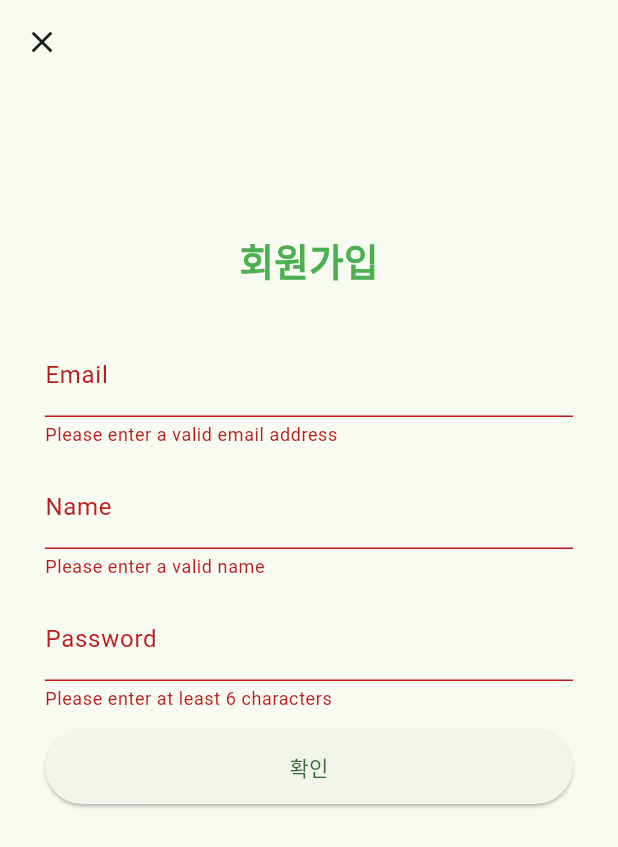
After one commit to HayeongShim/pineapple_tok, a Flutter app: the SignUpPage screen opened directly, after a tap on "확인", on a phone screen of 412 x 824 dp. The commit adds this screen. Shown: the top 847 px of the screen. Run offline on Flutter 3.47's test engine with Material 2 defaults, Android fonts, the phone set to English and light mode, and no system bars; our stand-ins replace cloud_firestore, firebase_auth, firebase_core, tuple; accounts and stored records are empty.

```diff
--- a/pineapple_talk/lib/login/account.dart
+++ b/pineapple_talk/lib/login/account.dart
@@ -1,3 +1,4 @@
+import 'package:cloud_firestore/cloud_firestore.dart';
 import 'package:firebase_auth/firebase_auth.dart';
 
 class Account {
@@ -25,4 +26,23 @@ class Account {
 
     return false;
   }
+
+  Future<bool> signup() async {
+    try {
+      UserCredential userCredential = await FirebaseAuth.instance.
+        createUserWithEmailAndPassword(email: email, password: pw);
+
+      if (userCredential.user != null) {
+        await FirebaseFirestore.instance.collection('user').doc('profile').
+          collection(userCredential.user!.uid).doc('data').set({
+            'name': name,
+            'photo': '',
+          });
+      }
+    } on FirebaseAuthException catch (e) {
+      print (e.message!);
+    }
+
+    return false;
+  }
 }
--- a/pineapple_talk/lib/login/login_page.dart
+++ b/pineapple_talk/lib/login/login_page.dart
@@ -1,6 +1,7 @@
 import 'package:flutter/material.dart';
 import 'package:pineapple_talk/main/main_page.dart';
 import 'package:pineapple_talk/login/account.dart';
+import 'package:pineapple_talk/login/signup_page.dart';
 
 class LoginPage extends StatelessWidget {
   @override
@@ -103,7 +104,7 @@ class LoginFormState extends State<LoginForm> {
                 },
                 decoration: InputDecoration(
                   filled: false,
-                  labelText: 'Username',
+                  labelText: 'Email',
                 ),
               ),
               SizedBox(height: 12.0),
@@ -140,13 +141,17 @@ class LoginFormState extends State<LoginForm> {
                         ),
                         minimumSize: Size(double.infinity, 50),
                       ),
-                      child: Text('LOG IN'),
+                      child: Text('로그인'),
                     ),
                   ),
                   SizedBox(width: 12.0),
                   Expanded(
                     child: ElevatedButton(
                       onPressed: () {
+                        Navigator.push(
+                          context,
+                          MaterialPageRoute(builder: (context) => SignUpPage()),
+                        );
                       },
                       style: ElevatedButton.styleFrom(
                         shape: RoundedRectangleBorder(
@@ -154,7 +159,7 @@ class LoginFormState extends State<LoginForm> {
                         ),
                         minimumSize: Size(double.infinity, 50),
                       ),
-                      child: Text('SIGN UP'),
+                      child: Text('회원가입'),
                     ),
                   ),
                 ]
--- /dev/null
+++ b/pineapple_talk/lib/login/signup_page.dart
@@ -0,0 +1,145 @@
+import 'package:flutter/material.dart';
+import 'package:pineapple_talk/login/account.dart';
+
+class SignUpPage extends StatelessWidget {
+  @override
+  Widget build(BuildContext context) {
+    return Scaffold(
+      appBar: AppBar(
+        title: Text(''),
+        backgroundColor: Colors.transparent,
+        leading: GestureDetector(
+          child: Icon(Icons.close),
+          onTap: () {
+            Navigator.pop(context);
+          },
+        ),
+      ),
+      body: Container (
+        color: Colors.white,
+        child: GestureDetector(
+          onTap: () {
+            FocusScope.of(context).unfocus();
+          },
+          child: SignUpScreen(),
+        )
+      )
+    );
+  }
+}
+
+class SignUpScreen extends StatefulWidget {
+  @override
+  SignUpScreenState createState() => SignUpScreenState();
+}
+
+class SignUpScreenState extends State<SignUpScreen> {
+  final _formKey = GlobalKey<FormState>();
+  Account account = Account();
+
+  bool _tryValidation(){
+    final isValid = _formKey.currentState!.validate();
+    if (isValid){
+      _formKey.currentState!.save();
+    }
+    return isValid;
+  }
+
+  Future<bool> _signup(BuildContext context, Account account) async {
+    bool isValid = await account.signup();
+    print ("kkkkk");
+    return true;
+  }
+
+  @override
+  Widget build(BuildContext context) {
+    return Scaffold(
+      body: Padding(
+        padding: EdgeInsets.symmetric(horizontal: 30.0),
+        child: Form (
+          key: _formKey,
+          child: Column (
+            children: [
+              SizedBox(height: 100.0),
+              Text(
+                '회원가입',
+                style: TextStyle(
+                  fontWeight: FontWeight.bold,
+                  fontSize: 25,
+                  color: Colors.green,
+                )
+              ),
+              SizedBox(height: 30.0),
+              TextFormField(
+                key: ValueKey(1),
+                keyboardType: TextInputType.emailAddress,
+                validator: (value){
+                  if (value!.isEmpty || !value.contains('@')){
+                    return 'Please enter a valid email address';
+                  }
+                  return null;
+                },
+                onSaved: (value){
+                  account.email = value!;
+                },
+                decoration: InputDecoration(
+                  filled: false,
+                  labelText: 'Email',
+                ),
+              ),
+              SizedBox(height: 12.0),
+              TextFormField(
+                key: ValueKey(2),
+                validator: (value){
+                  if (value!.isEmpty){
+                    return 'Please enter a valid name';
+                  }
+                  return null;
+                },
+                onSaved: (value){
+                  account.name = value!;
+                },
+                decoration: InputDecoration(
+                  filled: false,
+                  labelText: 'Name',
+                ),
+              ),
+              SizedBox(height: 12.0),
+              TextFormField(
+                key: ValueKey(3),
+                validator: (value){
+                  if (value!.isEmpty || value.length < 6){
+                    return 'Please enter at least 6 characters';
+                  }
+                  return null;
+                },
+                onSaved: (value){
+                  account.pw = value!;
+                },
+                decoration: InputDecoration(
+                  filled: false,
+                  labelText: 'Password',
+                ),
+                obscureText: true,
+              ),
+              SizedBox(height: 12.0),
+              ElevatedButton(
+                onPressed: () async {
+                  if (!_tryValidation()) return;
+                  _signup(context, account);
+                },
+                style: ElevatedButton.styleFrom(
+                  shape: RoundedRectangleBorder(
+                    borderRadius: BorderRadius.circular(25.0)
+                  ),
+                  minimumSize: Size(double.infinity, 50),
+                ),
+                child: Text('확인'),
+              ),
+            ]
+          )
+        ),
+      ),
+    );
+  }
+}
```
